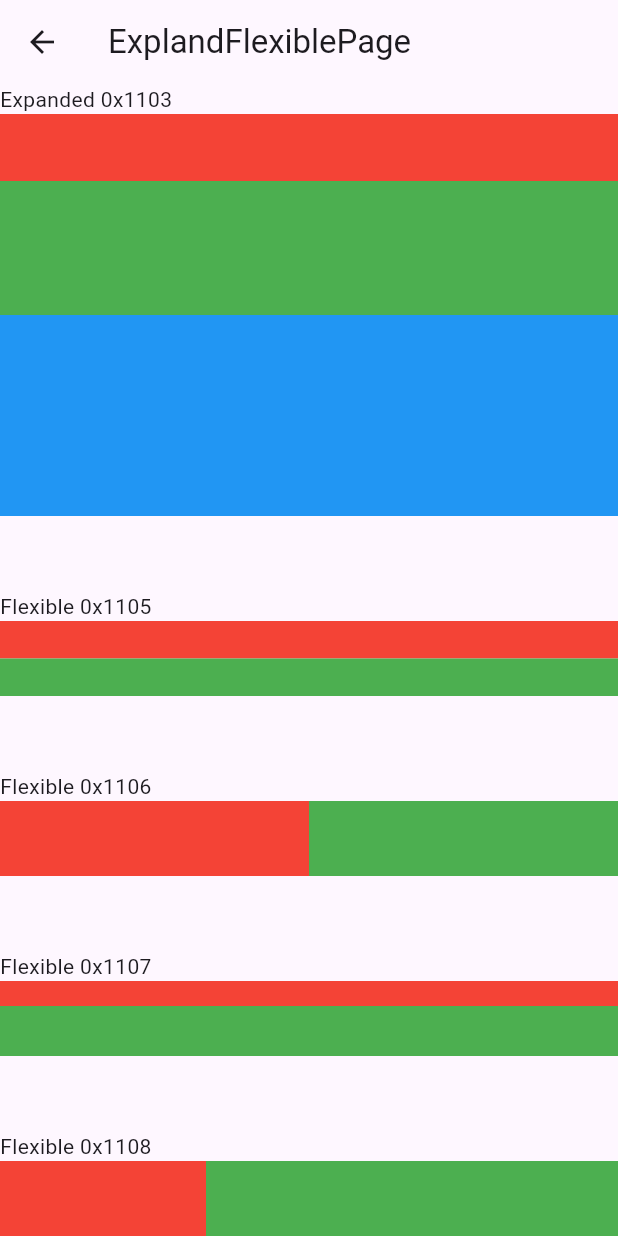
After one commit to zhangyuChen1991/FlutterSample, a Flutter app: the ExplandFlexiblePage screen opened directly, on a phone screen of 412 x 824 dp. The commit adds this screen. Run offline on Flutter 3.47's test engine with Material 3 defaults, Android fonts, the phone set to English and light mode, and no system bars.

Commit message:
expland flexible sample 1

```diff
--- /dev/null
+++ b/lib/expland_flexible.dart
@@ -0,0 +1,80 @@
+import 'package:flutter/material.dart';
+
+class ExplandFlexiblePage extends StatelessWidget {
+  @override
+  Widget build(BuildContext context) {
+    return Scaffold(
+      appBar: AppBar(title: Text("ExplandFlexiblePage")),
+      body: Column(
+        //高度是整个屏幕
+        crossAxisAlignment: CrossAxisAlignment.start,
+        children: [
+          Text("Expanded 0x1103"), //Expanded = 占用剩余空间
+
+          Expanded(
+            //高度是整个屏幕被同层其他子控件占完后剩余的空间
+            child: Column(
+              children: [
+                Expanded(flex: 1, child: Container(color: Colors.red)),
+                Expanded(flex: 2, child: Container(color: Colors.green)),
+                Expanded(flex: 3, child: Container(color: Colors.blue)),
+              ],
+            ),
+          ),
+
+          SizedBox(height: 50),
+
+          Text("Flexible 0x1105"),
+
+          Container(
+            height: 50,
+            child: Column(
+              children: [
+                Flexible(child: Container(color: Colors.red)),
+                Flexible(child: Container(color: Colors.green)),
+              ],
+            ),
+          ),
+
+          SizedBox(height: 50),
+
+          Text("Flexible 0x1106"),
+
+          Container(
+            height: 50,
+            child: Row(
+              children: [
+                Flexible(child: Container(height: 200, color: Colors.red)),
+                Flexible(child: Container(color: Colors.green)),
+              ],
+            ),
+          ),
+
+          SizedBox(height: 50),
+          Text("Flexible 0x1107"),
+          Container(
+            height: 50,
+            child: Column(
+              children: [
+                Flexible(flex: 1, child: Container(color: Colors.red)),
+                Flexible(flex: 2, child: Container(color: Colors.green)),
+              ],
+            ),
+          ),
+
+          SizedBox(height: 50),
+          Text("Flexible 0x1108"),
+          Container(
+            height: 50,
+            child: Row(
+              children: [
+                Flexible(flex: 1, child: Container(color: Colors.red)),
+                Flexible(flex: 2, child: Container(color: Colors.green)),
+              ],
+            ),
+          ),
+        ],
+      ),
+    );
+  }
+}
--- a/lib/main.dart
+++ b/lib/main.dart
@@ -1,5 +1,6 @@
 import 'package:flutter/material.dart';
 import 'row_column_demo.dart';
+import 'expland_flexible.dart';
 import 'error_page.dart';
 
 void main() {
@@ -102,9 +103,9 @@ class _MyHomePageState extends State<MyHomePage> {
       case "Row / Column":
         page = RowColumnPage();
         break;
-      // case "Expanded & Flexible":
-      //   page = ExpandedFlexiblePage();
-      //   break;
+      case "Expanded & Flexible":
+        page = ExplandFlexiblePage();
+        break;
       // case "Padding / SizedBox / Spacer":
       //   page = PaddingPage();
       //   break;
@@ -132,6 +133,7 @@ class _MyHomePageState extends State<MyHomePage> {
     }
 
     print("gotoPage() $item");
+    print("gotoPage() $page");
 
     Navigator.push(context, MaterialPageRoute(builder: (_) => page));
   }
```
